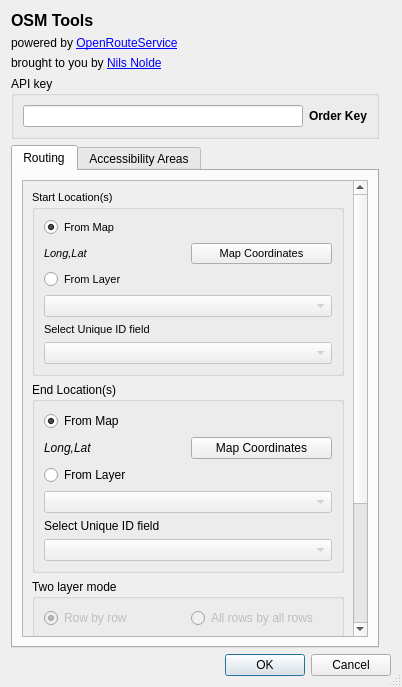
This is osm_tools_dialog_base.ui in GIScience/orstools-qgis-plugin as Qt 5 draws it before an edit. The edited form follows.
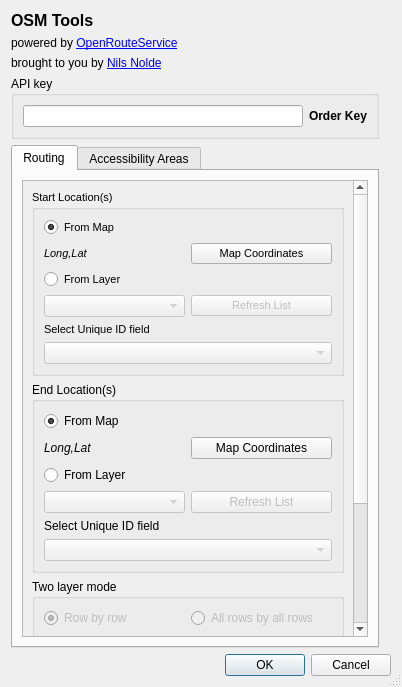
This is the edited form. The open tabs and pages were chosen to show the change.

Patch:
```diff
--- a/osm_tools_dialog_base.ui
+++ b/osm_tools_dialog_base.ui
@@ -111,8 +111,8 @@
            <rect>
             <x>0</x>
             <y>0</y>
-            <width>296</width>
-            <height>679</height>
+            <width>315</width>
+            <height>691</height>
            </rect>
           </property>
           <layout class="QGridLayout" name="gridLayout_8">
@@ -127,19 +127,6 @@
               <string>Start Location(s)</string>
              </property>
              <layout class="QGridLayout" name="gridLayout_4">
-              <item row="3" column="0" colspan="2">
-               <widget class="QComboBox" name="start_layer">
-                <property name="enabled">
-                 <bool>false</bool>
-                </property>
-                <property name="toolTip">
-                 <string>Input Layer must be of type 'Point' and in EPSG:4326</string>
-                </property>
-                <property name="whatsThis">
-                 <string/>
-                </property>
-               </widget>
-              </item>
               <item row="2" column="0">
                <widget class="QRadioButton" name="start_radio_layer">
                 <property name="text">
@@ -193,6 +180,29 @@
                 </property>
                </widget>
               </item>
+              <item row="3" column="0">
+               <widget class="QComboBox" name="start_layer">
+                <property name="enabled">
+                 <bool>false</bool>
+                </property>
+                <property name="toolTip">
+                 <string>Input Layer must be of type 'Point' and in EPSG:4326</string>
+                </property>
+                <property name="whatsThis">
+                 <string/>
+                </property>
+               </widget>
+              </item>
+              <item row="3" column="1">
+               <widget class="QPushButton" name="layer_from_refresh">
+                <property name="enabled">
+                 <bool>false</bool>
+                </property>
+                <property name="text">
+                 <string>Refresh List</string>
+                </property>
+               </widget>
+              </item>
              </layout>
             </widget>
            </item>
@@ -251,19 +261,6 @@
                 </property>
                </widget>
               </item>
-              <item row="3" column="0" colspan="2">
-               <widget class="QComboBox" name="end_layer">
-                <property name="enabled">
-                 <bool>false</bool>
-                </property>
-                <property name="toolTip">
-                 <string>Input Layer must be of type 'Point' and in EPSG:4326</string>
-                </property>
-                <property name="whatsThis">
-                 <string/>
-                </property>
-               </widget>
-              </item>
               <item row="5" column="0" colspan="2">
                <widget class="QComboBox" name="end_layer_id">
                 <property name="enabled">
@@ -271,6 +268,29 @@
                 </property>
                </widget>
               </item>
+              <item row="3" column="0">
+               <widget class="QComboBox" name="end_layer">
+                <property name="enabled">
+                 <bool>false</bool>
+                </property>
+                <property name="toolTip">
+                 <string>Input Layer must be of type 'Point' and in EPSG:4326</string>
+                </property>
+                <property name="whatsThis">
+                 <string/>
+                </property>
+               </widget>
+              </item>
+              <item row="3" column="1">
+               <widget class="QPushButton" name="layer_to_refresh">
+                <property name="enabled">
+                 <bool>false</bool>
+                </property>
+                <property name="text">
+                 <string>Refresh List</string>
+                </property>
+               </widget>
+              </item>
              </layout>
             </widget>
            </item>
```
Left out of the diff: 15 changed lines with no effect on the pictures.
